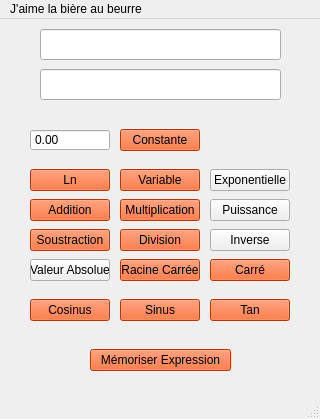
The window that saisieexpressionIHM.ui (obalise/ExpressionProject) describes before a commit, drawn with Qt 5.
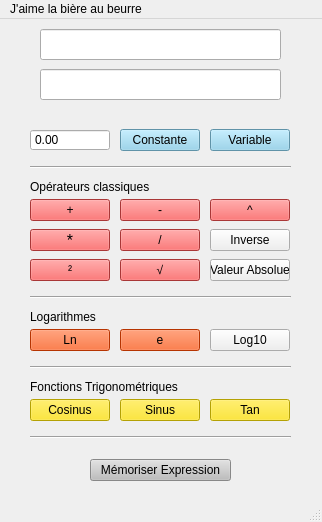
The same window after the commit.

Commit message:
IHM saisie expression qui sent bon la rose
Ajout de couleur et séparation des sections.

```diff
--- a/saisieexpressionIHM.ui
+++ b/saisieexpressionIHM.ui
@@ -6,8 +6,8 @@
    <rect>
     <x>0</x>
     <y>0</y>
-    <width>320</width>
-    <height>419</height>
+    <width>322</width>
+    <height>522</height>
    </rect>
   </property>
   <property name="sizePolicy">
@@ -69,7 +69,7 @@
     </property>
     <property name="styleSheet">
      <string notr="true">QPushButton{
-	background-color: #FF4901
+	background-color: #87CEEB
 }
 
 QPushButton:pressed{
@@ -93,9 +93,12 @@
       <height>22</height>
      </rect>
     </property>
+    <property name="font">
+     <font/>
+    </property>
     <property name="styleSheet">
      <string notr="true">QPushButton{
-	background-color: #FF4901
+	background-color: #ED4D4D
 }
 
 QPushButton:pressed{
@@ -107,21 +110,24 @@
 }</string>
     </property>
     <property name="text">
-     <string>Addition</string>
+     <string>+</string>
     </property>
    </widget>
    <widget class="QPushButton" name="Bouton_Soustraction">
     <property name="geometry">
      <rect>
-      <x>30</x>
-      <y>210</y>
+      <x>120</x>
+      <y>180</y>
       <width>80</width>
       <height>22</height>
      </rect>
     </property>
+    <property name="font">
+     <font/>
+    </property>
     <property name="styleSheet">
      <string notr="true">QPushButton{
-	background-color: #FF4901
+	background-color: #ED4D4D
 }
 
 QPushButton:pressed{
@@ -133,21 +139,28 @@
 }</string>
     </property>
     <property name="text">
-     <string>Soustraction</string>
+     <string>-</string>
     </property>
    </widget>
    <widget class="QPushButton" name="Bouton_Multiplication">
     <property name="geometry">
      <rect>
-      <x>120</x>
-      <y>180</y>
+      <x>30</x>
+      <y>210</y>
       <width>80</width>
       <height>22</height>
      </rect>
     </property>
+    <property name="font">
+     <font>
+      <pointsize>12</pointsize>
+      <weight>50</weight>
+      <bold>false</bold>
+     </font>
+    </property>
     <property name="styleSheet">
      <string notr="true">QPushButton{
-	background-color: #FF4901
+	background-color: #ED4D4D
 }
 
 QPushButton:pressed{
@@ -159,7 +172,7 @@
 }</string>
     </property>
     <property name="text">
-     <string>Multiplication</string>
+     <string>*</string>
     </property>
    </widget>
    <widget class="QPushButton" name="Bouton_Division">
@@ -171,9 +184,12 @@
       <height>22</height>
      </rect>
     </property>
+    <property name="font">
+     <font/>
+    </property>
     <property name="styleSheet">
      <string notr="true">QPushButton{
-	background-color: #FF4901
+	background-color: #ED4D4D
 }
 
 QPushButton:pressed{
@@ -185,13 +201,13 @@
 }</string>
     </property>
     <property name="text">
-     <string>Division</string>
+     <string>/</string>
     </property>
    </widget>
    <widget class="QPushButton" name="Bouton_ValAbs">
     <property name="geometry">
      <rect>
-      <x>30</x>
+      <x>210</x>
       <y>240</y>
       <width>80</width>
       <height>22</height>
@@ -244,15 +260,15 @@
    <widget class="QPushButton" name="Bouton_Variable">
     <property name="geometry">
      <rect>
-      <x>120</x>
-      <y>150</y>
+      <x>210</x>
+      <y>110</y>
       <width>80</width>
       <height>22</height>
      </rect>
     </property>
     <property name="styleSheet">
      <string notr="true">QPushButton{
-	background-color: #FF4901
+	background-color: #87CEEB
 }
 
 QPushButton:pressed{
@@ -276,8 +292,24 @@
       <height>22</height>
      </rect>
     </property>
+    <property name="font">
+     <font/>
+    </property>
+    <property name="styleSheet">
+     <string notr="true">QPushButton{
+	background-color: #ED4D4D
+}
+
+QPushButton:pressed{
+	background-color: #FFA500
+}
+
+QPushButton:hover{
+	background-color: #63C5DA
+}</string>
+    </property>
     <property name="text">
-     <string>Puissance</string>
+     <string>^</string>
     </property>
    </widget>
    <widget class="QPushButton" name="Bouton_Inverse">
@@ -296,15 +328,18 @@
    <widget class="QPushButton" name="Bouton_Carre">
     <property name="geometry">
      <rect>
-      <x>210</x>
+      <x>30</x>
       <y>240</y>
       <width>80</width>
       <height>22</height>
      </rect>
     </property>
+    <property name="font">
+     <font/>
+    </property>
     <property name="styleSheet">
      <string notr="true">QPushButton{
-	background-color: #FF4901
+	background-color: #ED4D4D
 }
 
 QPushButton:pressed{
@@ -316,21 +351,21 @@
 }</string>
     </property>
     <property name="text">
-     <string>Carré</string>
+     <string>²</string>
     </property>
    </widget>
    <widget class="QPushButton" name="Bouton_Memoriser">
     <property name="geometry">
      <rect>
       <x>90</x>
-      <y>330</y>
+      <y>440</y>
       <width>141</width>
       <height>22</height>
      </rect>
     </property>
     <property name="styleSheet">
      <string notr="true">QPushButton{
-	background-color: #FF4901
+	background-color: #BEBEBE
 }
 
 QPushButton:pressed{
@@ -349,7 +384,7 @@
     <property name="geometry">
      <rect>
       <x>30</x>
-      <y>150</y>
+      <y>310</y>
       <width>80</width>
       <height>22</height>
      </rect>
@@ -375,14 +410,14 @@
     <property name="geometry">
      <rect>
       <x>30</x>
-      <y>280</y>
+      <y>380</y>
       <width>80</width>
       <height>22</height>
      </rect>
     </property>
     <property name="styleSheet">
      <string notr="true">QPushButton{
-	background-color: #FF4901
+	background-color: #FCE205
 }
 
 QPushButton:pressed{
@@ -401,14 +436,14 @@
     <property name="geometry">
      <rect>
       <x>120</x>
-      <y>280</y>
+      <y>380</y>
       <width>80</width>
       <height>22</height>
      </rect>
     </property>
     <property name="styleSheet">
      <string notr="true">QPushButton{
-	background-color: #FF4901
+	background-color: #FCE205
 }
 
 QPushButton:pressed{
@@ -427,14 +462,14 @@
     <property name="geometry">
      <rect>
       <x>210</x>
-      <y>280</y>
+      <y>380</y>
       <width>80</width>
       <height>22</height>
      </rect>
     </property>
     <property name="styleSheet">
      <string notr="true">QPushButton{
-	background-color: #FF4901
+	background-color: #FCE205
 }
 
 QPushButton:pressed{
@@ -452,14 +487,27 @@
    <widget class="QPushButton" name="Bouton_Euler">
     <property name="geometry">
      <rect>
-      <x>210</x>
-      <y>150</y>
+      <x>120</x>
+      <y>310</y>
       <width>80</width>
       <height>22</height>
      </rect>
     </property>
+    <property name="styleSheet">
+     <string notr="true">QPushButton{
+	background-color: #FF4901
+}
+
+QPushButton:pressed{
+	background-color: #FFA500
+}
+
+QPushButton:hover{
+	background-color: #63C5DA
+}</string>
+    </property>
     <property name="text">
-     <string>Exponentielle</string>
+     <string>e</string>
     </property>
    </widget>
    <widget class="QPushButton" name="Bouton_RacineCarree">
@@ -471,9 +519,12 @@
       <height>22</height>
      </rect>
     </property>
+    <property name="font">
+     <font/>
+    </property>
     <property name="styleSheet">
      <string notr="true">QPushButton{
-	background-color: #FF4901
+	background-color: #ED4D4D
 }
 
 QPushButton:pressed{
@@ -485,7 +536,111 @@
 }</string>
     </property>
     <property name="text">
-     <string>Racine Carrée</string>
+     <string>√</string>
+    </property>
+   </widget>
+   <widget class="QLabel" name="label">
+    <property name="geometry">
+     <rect>
+      <x>30</x>
+      <y>360</y>
+      <width>231</width>
+      <height>16</height>
+     </rect>
+    </property>
+    <property name="text">
+     <string>Fonctions Trigonométriques</string>
+    </property>
+   </widget>
+   <widget class="QLabel" name="label_2">
+    <property name="geometry">
+     <rect>
+      <x>30</x>
+      <y>290</y>
+      <width>71</width>
+      <height>16</height>
+     </rect>
+    </property>
+    <property name="text">
+     <string>Logarithmes</string>
+    </property>
+   </widget>
+   <widget class="QLabel" name="label_3">
+    <property name="geometry">
+     <rect>
+      <x>30</x>
+      <y>160</y>
+      <width>131</width>
+      <height>16</height>
+     </rect>
+    </property>
+    <property name="text">
+     <string>Opérateurs classiques</string>
+    </property>
+   </widget>
+   <widget class="QPushButton" name="pushButton">
+    <property name="geometry">
+     <rect>
+      <x>210</x>
+      <y>310</y>
+      <width>80</width>
+      <height>22</height>
+     </rect>
+    </property>
+    <property name="text">
+     <string>Log10</string>
+    </property>
+   </widget>
+   <widget class="Line" name="line">
+    <property name="geometry">
+     <rect>
+      <x>30</x>
+      <y>140</y>
+      <width>261</width>
+      <height>16</height>
+     </rect>
+    </property>
+    <property name="orientation">
+     <enum>Qt::Horizontal</enum>
+    </property>
+   </widget>
+   <widget class="Line" name="line_2">
+    <property name="geometry">
+     <rect>
+      <x>30</x>
+      <y>270</y>
+      <width>261</width>
+      <height>16</height>
+     </rect>
+    </property>
+    <property name="orientation">
+     <enum>Qt::Horizontal</enum>
+    </property>
+   </widget>
+   <widget class="Line" name="line_3">
+    <property name="geometry">
+     <rect>
+      <x>30</x>
+      <y>340</y>
+      <width>261</width>
+      <height>16</height>
+     </rect>
+    </property>
+    <property name="orientation">
+     <enum>Qt::Horizontal</enum>
+    </property>
+   </widget>
+   <widget class="Line" name="line_4">
+    <property name="geometry">
+     <rect>
+      <x>30</x>
+      <y>410</y>
+      <width>261</width>
+      <height>16</height>
+     </rect>
+    </property>
+    <property name="orientation">
+     <enum>Qt::Horizontal</enum>
     </property>
    </widget>
   </widget>
@@ -494,7 +649,7 @@
     <rect>
      <x>0</x>
      <y>0</y>
-     <width>320</width>
+     <width>322</width>
      <height>21</height>
     </rect>
    </property>
```
The commit also changes 1 other file.
